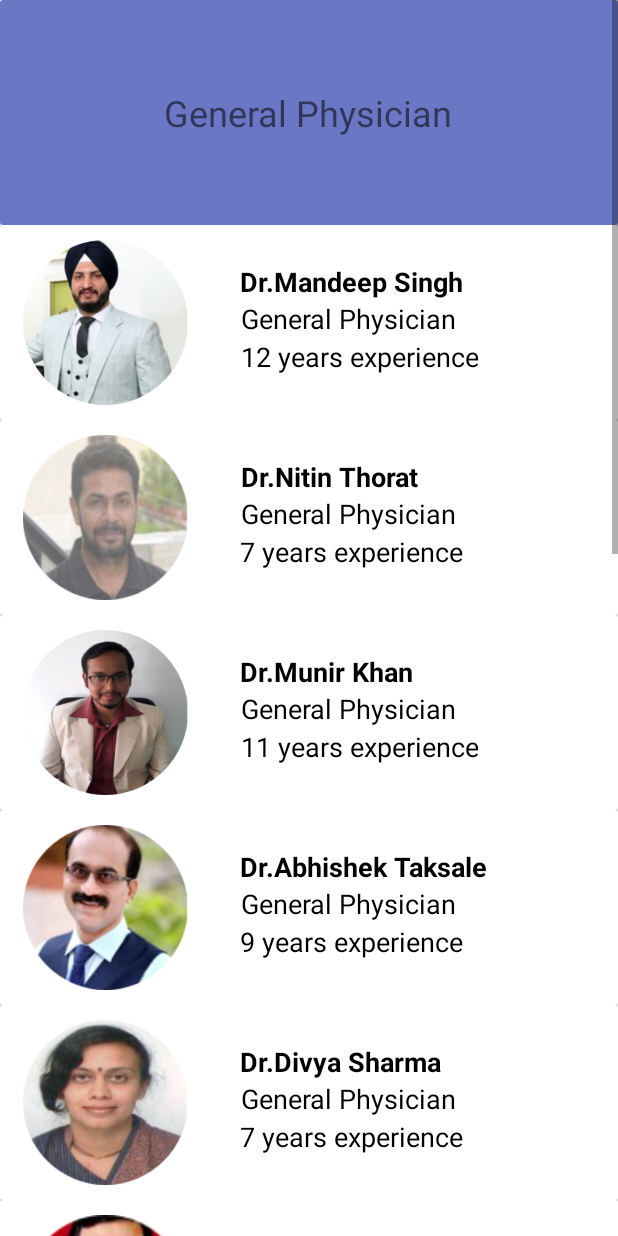
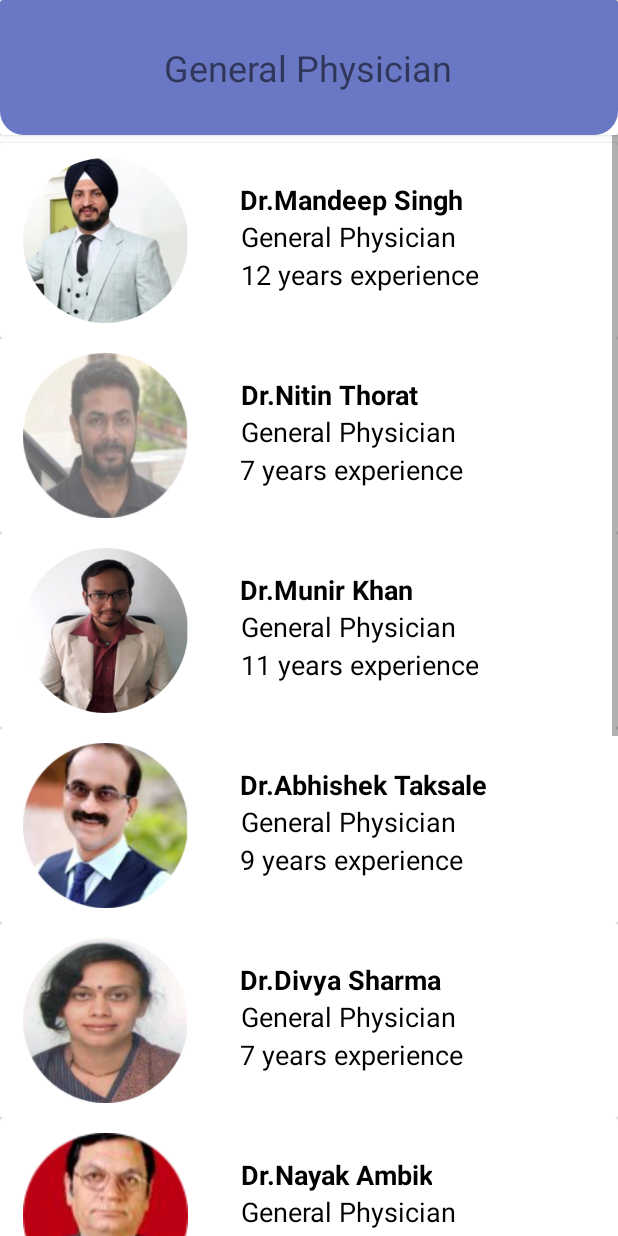
Before and after one commit to nk17x/clinicFinder, an Android app: the cold screen opened directly, with no data from a screen before it, on a phone screen of 412 x 824 dp. Run offline under Robolectric (Android 15) with nearby library versions, the phone set to English and light mode, and no system bars; Roboto replaces fonts that are not available here.

Commit message:
update 1

```diff
--- a/app/src/main/res/drawable/shape.xml
+++ b/app/src/main/res/drawable/shape.xml
@@ -3,7 +3,7 @@
 <shape xmlns:android="http://schemas.android.com/apk/res/android"
     android:shape="rectangle"
     >
-    <solid android:color="#3949AB"
+    <solid android:color="#E95C6BC0"
        />
     <corners
         android:bottomRightRadius="10dp"
--- a/app/src/main/res/drawable/shape2.xml
+++ b/app/src/main/res/drawable/shape2.xml
@@ -3,11 +3,10 @@
 <shape xmlns:android="http://schemas.android.com/apk/res/android"
     android:shape="rectangle"
     >
-    <solid android:color="#3949AB"
+    <solid android:color="#E95C6BC0"
         />
     <corners
-        android:bottomRightRadius="15dp"
-        android:bottomLeftRadius="15dp"
-        android:topLeftRadius="15dp"
-        android:topRightRadius="15dp"/>
+        android:bottomRightRadius="16dp"
+        android:bottomLeftRadius="16dp"
+        />
 </shape>
--- a/app/src/main/res/layout/activity_cold.xml
+++ b/app/src/main/res/layout/activity_cold.xml
@@ -1,5 +1,5 @@
 <?xml version="1.0" encoding="utf-8"?>
-<ScrollView xmlns:android="http://schemas.android.com/apk/res/android"
+<androidx.constraintlayout.widget.ConstraintLayout xmlns:android="http://schemas.android.com/apk/res/android"
     xmlns:app="http://schemas.android.com/apk/res-auto"
     xmlns:tools="http://schemas.android.com/tools"
     android:layout_width="match_parent"
@@ -9,28 +9,19 @@
     android:layout_centerVertical="false"
     tools:context=".cold">
 
-    <androidx.constraintlayout.widget.ConstraintLayout
+
+    <androidx.cardview.widget.CardView
+        android:id="@+id/cardView"
         android:layout_width="match_parent"
-        android:layout_height="match_parent"
-        android:rotationY="0">
-
-        <LinearLayout
-            android:layout_width="match_parent"
-            android:layout_height="match_parent"
-            android:orientation="vertical"
-            app:layout_constraintBottom_toBottomOf="parent"
+        android:layout_height="90dp"
         app:layout_constraintEnd_toEndOf="parent"
         app:layout_constraintStart_toStartOf="parent"
         app:layout_constraintTop_toTopOf="parent">
 
-            <androidx.cardview.widget.CardView
-                android:layout_width="match_parent"
-                android:layout_height="150dp">
-
         <RelativeLayout
             android:layout_width="match_parent"
             android:layout_height="match_parent"
-                    android:background="#E95C6BC0">
+            android:background="@drawable/shape2">
 
             <TextView
                 android:id="@+id/textView2"
@@ -44,9 +35,26 @@
         </RelativeLayout>
     </androidx.cardview.widget.CardView>
 
+    <ScrollView
+        android:layout_width="match_parent"
+        android:layout_height="wrap_content"
+        app:layout_constraintEnd_toEndOf="parent"
+        app:layout_constraintStart_toStartOf="parent"
+        app:layout_constraintTop_toBottomOf="@+id/cardView">
+
+        <LinearLayout
+            android:layout_width="match_parent"
+            android:layout_height="match_parent"
+            android:orientation="vertical"
+            app:layout_constraintBottom_toBottomOf="parent"
+            app:layout_constraintEnd_toEndOf="parent"
+            app:layout_constraintStart_toStartOf="parent"
+            app:layout_constraintTop_toTopOf="parent">
+
             <androidx.cardview.widget.CardView
                 android:layout_width="match_parent"
-                android:layout_height="wrap_content">
+                android:layout_height="wrap_content"
+                android:layout_marginTop="5dp">
 
                 <RelativeLayout
                     android:layout_width="match_parent"
@@ -784,6 +792,7 @@
 
                 </RelativeLayout>
             </androidx.cardview.widget.CardView>
+
         </LinearLayout>
+    </ScrollView>
     </androidx.constraintlayout.widget.ConstraintLayout>
-</ScrollView>
--- a/app/src/main/res/layout/activity_splash_screen.xml
+++ b/app/src/main/res/layout/activity_splash_screen.xml
@@ -4,7 +4,7 @@
     xmlns:tools="http://schemas.android.com/tools"
     android:layout_width="match_parent"
     android:layout_height="match_parent"
-    android:background="@drawable/gradient1"
+    android:background="#E95C6BC0"
     tools:context=".splashScreen">
 
     <ImageView
--- a/app/src/main/res/values/styles.xml
+++ b/app/src/main/res/values/styles.xml
@@ -5,7 +5,7 @@
         <item name="colorPrimary">@color/colorPrimary</item>
         <item name="colorPrimaryDark">@color/colorPrimaryDark</item>
         <item name="colorAccent">@color/colorAccent</item>
-        <item name="android:statusBarColor">#000000</item>
+        <item name="android:statusBarColor">#E95C6BC0</item>
     </style>
 
 </resources>
```
Also changed, not shown: app/src/main/res/drawable/profile.xml (deleted, +0 -10 lines), app/src/main/res/drawable/support.xml (deleted, +0 -10 lines), app/src/main/res/layout/activity_main.xml (+22 -30 lines), app/src/main/res/layout/activity_profile.xml (+5 -10 lines), app/src/main/res/layout/header.xml (+7 -15 lines), app/src/main/res/navigation/mobile_navigation.xml (deleted, +0 -25 lines). Lines whose indentation alone changed are shown as unchanged.
